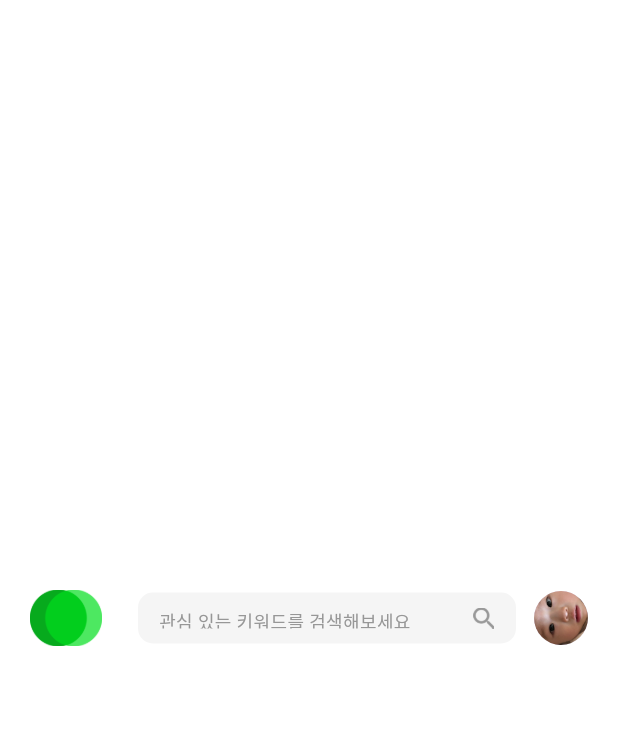
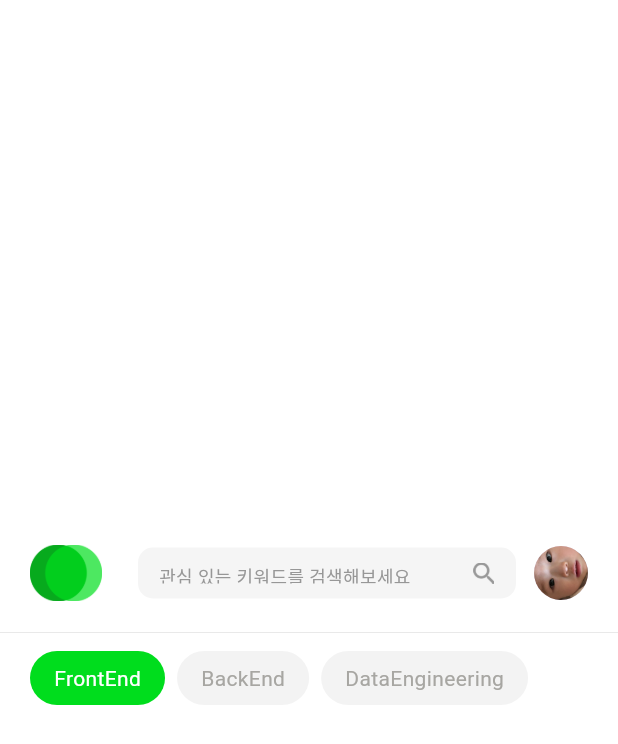
Before and after one commit to EunjinWoo/InterBox-FE, a Flutter app: the screen it shows after launch, after a tap on "로그인", on a phone screen of 412 x 824 dp. Shown: the top 744 px of the screen. Run offline on Flutter 3.47's test engine with Material 3 defaults, Android fonts, the light colour scheme and no system bars; Roboto replaces fonts that are missing (Pretendard-Medium, Pretendard-SemiBold).

Commit message:
[Feat] 메인 페이지 직군 리스트 UI 구현

```diff
--- a/lib/screens/mainPage.dart
+++ b/lib/screens/mainPage.dart
@@ -19,7 +19,14 @@ class MainPage extends StatelessWidget {
         mainAxisAlignment: MainAxisAlignment.center,
         children: [
           AppSearchBar(),
-          JobRow(),
+          Divider(
+            color: Color(0xFFE1E1E1),
+            thickness: 0.5,
+            height: 0, // 상하 여백
+          ),
+          JobRow(
+            jobs: ['FrontEnd', 'BackEnd', 'DataEngineering'],
+          ),
           QuestionsList(),
         ],
       ),
--- a/lib/widgets/jobRow.dart
+++ b/lib/widgets/jobRow.dart
@@ -1,10 +1,79 @@
 import 'package:flutter/material.dart';
 
-class JobRow extends StatelessWidget {
-  const JobRow({super.key});
+class JobRow extends StatefulWidget {
+  final List<String> jobs;
+
+  const JobRow({super.key, required this.jobs});
+
+  @override
+  _JobRowState createState() => _JobRowState();
+}
+
+class _JobRowState extends State<JobRow> {
+  late String selectedJob; // 선택된 직군 (초기값 설정을 위해 `late` 사용)
+
+  @override
+  void initState() {
+    super.initState();
+    selectedJob = widget.jobs.isNotEmpty ? widget.jobs[0] : ''; // 첫 번째 직군 선택
+  }
 
   @override
   Widget build(BuildContext context) {
-    return Container();
+    return Container(
+      child: Padding(
+        padding: const EdgeInsets.symmetric(horizontal: 16, vertical: 12),
+        child: Row(
+          mainAxisAlignment: MainAxisAlignment.start,
+          children: widget.jobs.map((job) {
+            return EachJob(
+              jobName: job,
+              isSelected: job == selectedJob,
+              onTap: () {
+                setState(() {
+                  selectedJob = job;
+                });
+              },
+            );
+          }).toList(),
+        ),
+      ),
+    );
   }
 }
+
+class EachJob extends StatelessWidget {
+  final String jobName;
+  final bool isSelected;
+  final VoidCallback onTap;
+
+  const EachJob({
+    super.key,
+    required this.jobName,
+    required this.isSelected,
+    required this.onTap,
+  });
+
+  @override
+  Widget build(BuildContext context) {
+    return GestureDetector(
+      onTap: onTap,
+      child: Container(
+        margin: EdgeInsets.symmetric(horizontal: 4), // 간격 조절
+        padding: EdgeInsets.symmetric(horizontal: 16, vertical: 8), // 내부 여백
+        decoration: BoxDecoration(
+          color: isSelected ? Color(0xFF00DD1D) : Color(0xFFF3F3F3), // 선택된 경우 초록색
+          borderRadius: BorderRadius.circular(20), // 둥근 테두리
+        ),
+        child: Text(
+          jobName,
+          style: TextStyle(
+            color: isSelected ? Colors.white : Color(0xFFA7A6A2), // 글씨 색상 조절
+            fontFamily: 'Pretendard-Medium',
+            fontSize: 14,
+          ),
+        ),
+      ),
+    );
+  }
+}
```
